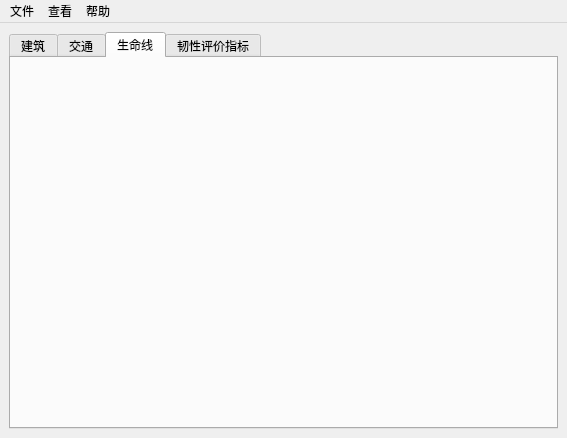
Old version of the form GUI/main_window.ui in the repository EnchantedCJ/thu_resilience.
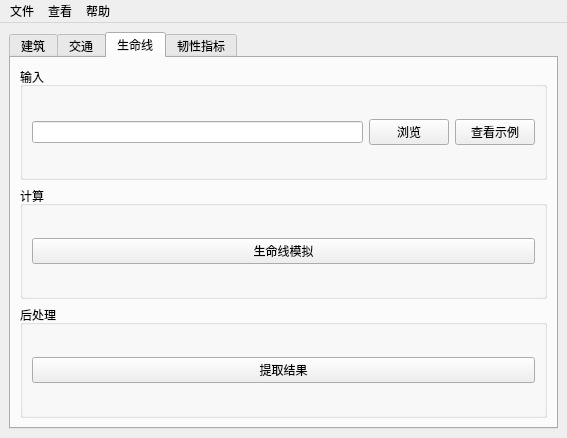
New version of the form. The open tabs and pages were chosen to show the change.

Commit message: 完成生命线模块和韧性指标模块

The edit to the form file:
```diff
--- a/GUI/main_window.ui
+++ b/GUI/main_window.ui
@@ -259,10 +259,78 @@
        <attribute name="title">
         <string>生命线</string>
        </attribute>
+       <layout class="QVBoxLayout" name="verticalLayout_14">
+        <item>
+         <layout class="QVBoxLayout" name="verticalLayout_13">
+          <item>
+           <widget class="QGroupBox" name="groupBox_7">
+            <property name="title">
+             <string>输入</string>
+            </property>
+            <layout class="QVBoxLayout" name="verticalLayout_15">
+             <item>
+              <layout class="QHBoxLayout" name="horizontalLayout">
+               <item>
+                <widget class="QLineEdit" name="lineEdit_life_ipt"/>
+               </item>
+               <item>
+                <widget class="QPushButton" name="pushButton_life_ipt">
+                 <property name="text">
+                  <string>浏览</string>
+                 </property>
+                </widget>
+               </item>
+               <item>
+                <widget class="QPushButton" name="pushButton_life_demo">
+                 <property name="text">
+                  <string>查看示例</string>
+                 </property>
+                </widget>
+               </item>
+              </layout>
+             </item>
+            </layout>
+           </widget>
+          </item>
+          <item>
+           <widget class="QGroupBox" name="groupBox_8">
+            <property name="title">
+             <string>计算</string>
+            </property>
+            <layout class="QVBoxLayout" name="verticalLayout_16">
+             <item>
+              <widget class="QPushButton" name="pushButton_life_sim">
+               <property name="text">
+                <string>生命线模拟</string>
+               </property>
+              </widget>
+             </item>
+            </layout>
+           </widget>
+          </item>
+          <item>
+           <widget class="QGroupBox" name="groupBox_9">
+            <property name="title">
+             <string>后处理</string>
+            </property>
+            <layout class="QVBoxLayout" name="verticalLayout_17">
+             <item>
+              <widget class="QPushButton" name="pushButton_life_post">
+               <property name="text">
+                <string>提取结果</string>
+               </property>
+              </widget>
+             </item>
+            </layout>
+           </widget>
+          </item>
+         </layout>
+        </item>
+       </layout>
       </widget>
       <widget class="QWidget" name="tab_4">
        <attribute name="title">
-        <string>韧性评价指标</string>
+        <string>韧性指标</string>
        </attribute>
       </widget>
      </widget>
```
Left out of the diff: 47 changed lines with no effect on the pictures. The commit also changes 66 other files.
